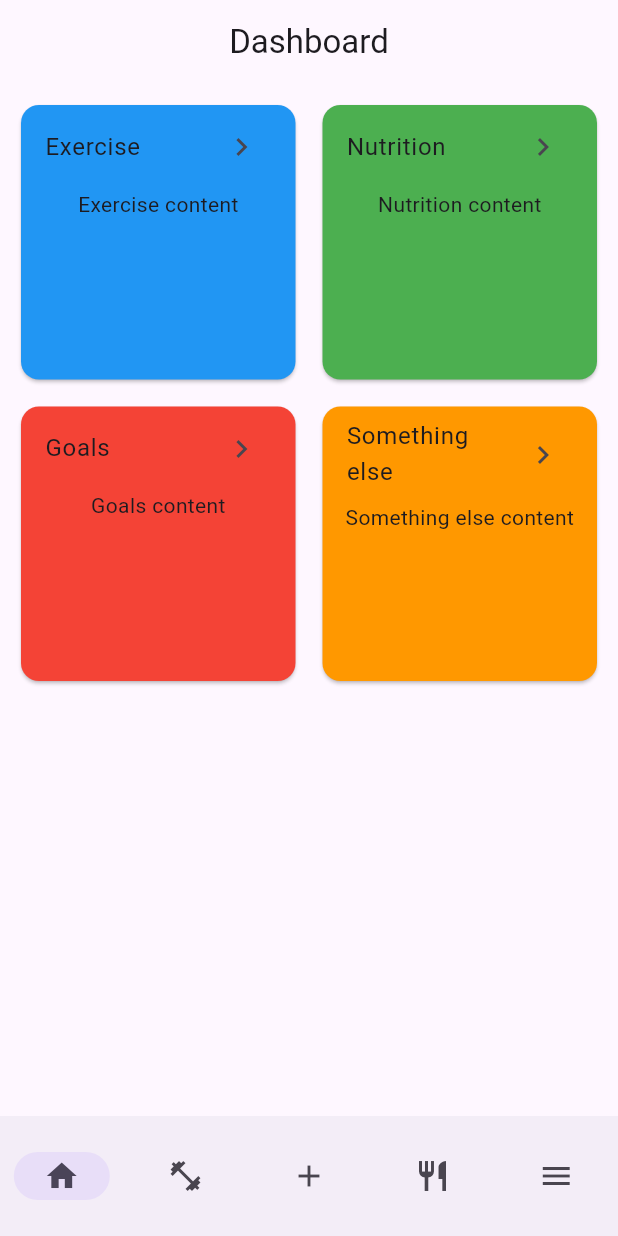
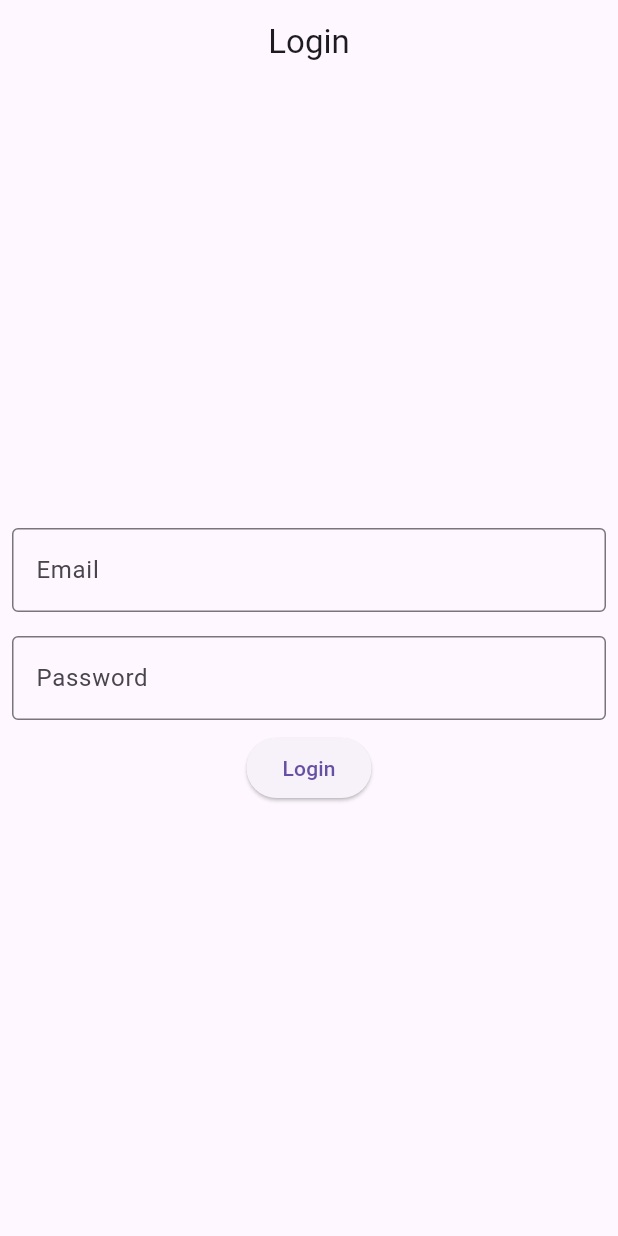
Before and after one commit to Mobile-applikasjoner-gruppe-1/fit_and_healthy, a Flutter app: the screen it shows after launch, on a phone screen of 412 x 824 dp. Run offline on Flutter 3.47's test engine with Material 3 defaults, Android fonts, the phone set to English and light mode, and no system bars; our stand-ins replace firebase_auth, firebase_core, flutter_riverpod, go_router, riverpod_annotation; accounts and stored records are empty; generated files the repository leaves out were written again.

Commit message:
Adds state management for firebase auth and router redirect

```diff
--- a/lib/main.dart
+++ b/lib/main.dart
@@ -1,3 +1,5 @@
+import 'package:firebase_core/firebase_core.dart';
+import 'package:fit_and_healthy/firebase_options.dart';
 import 'package:flutter/material.dart';
 import 'package:flutter_riverpod/flutter_riverpod.dart';
 
@@ -6,6 +8,9 @@ import 'src/features/settings/settings_controller.dart';
 import 'src/features/settings/settings_service.dart';
 
 void main() async {
+  WidgetsFlutterBinding.ensureInitialized();
+  await Firebase.initializeApp(options: DefaultFirebaseOptions.currentPlatform);
+
   // Set up the SettingsController, which will glue user settings to multiple
   // Flutter Widgets.
   final settingsController = SettingsController(SettingsService());
--- a/lib/src/app.dart
+++ b/lib/src/app.dart
@@ -1,12 +1,13 @@
-import 'package:fit_and_healthy/src/app_router.dart';
+import 'package:fit_and_healthy/src/features/app_router/app_router.dart';
 import 'package:flutter/material.dart';
 import 'package:flutter_gen/gen_l10n/app_localizations.dart';
 import 'package:flutter_localizations/flutter_localizations.dart';
+import 'package:flutter_riverpod/flutter_riverpod.dart';
 
 import 'features/settings/settings_controller.dart';
 
 /// The Widget that configures your application.
-class MyApp extends StatelessWidget {
+class MyApp extends ConsumerWidget {
   const MyApp({
     super.key,
     required this.settingsController,
@@ -15,7 +16,9 @@ class MyApp extends StatelessWidget {
   final SettingsController settingsController;
 
   @override
-  Widget build(BuildContext context) {
+  Widget build(BuildContext context, WidgetRef ref) {
+    final appRouter = ref.watch(appRouterProvider);
+
     // Glue the SettingsController to the MaterialApp.
     //
     // The ListenableBuilder Widget listens to the SettingsController for changes.
--- a/lib/src/app_router.dart
+++ /dev/null
@@ -1,82 +0,0 @@
-import 'package:fit_and_healthy/src/features/dashboard/dashboard_appbar.dart';
-import 'package:fit_and_healthy/src/features/dashboard/dashboard_view.dart';
-import 'package:fit_and_healthy/src/features/tabs/tabs_view.dart';
-import 'package:flutter/material.dart';
-import 'package:go_router/go_router.dart';
-
-final _rootNavigatorKey =
-    GlobalKey<NavigatorState>(debugLabel: 'Root Navigator');
-
-PreferredSizeWidget defaultAppBar =
-    AppBar(title: Text('Fit and Healthy'), centerTitle: true);
-
-GoRouter appRouter = GoRouter(
-  navigatorKey: _rootNavigatorKey,
-  routes: [
-    StatefulShellRoute.indexedStack(
-        pageBuilder: (context, state, navigationShell) {
-          PreferredSizeWidget appBar = defaultAppBar;
-          switch (state.fullPath) {
-            case DashboardView.route:
-              appBar = DashboardAppbar;
-              break;
-            case '/exercise':
-              // TODO: Should be defined in a separate file, like DashboardAppbar
-              appBar = AppBar(title: Text('Exercise'), centerTitle: true);
-              break;
-            case '/nutrition':
-              // TODO: Should be defined in a separate file, like DashboardAppbar
-              appBar = AppBar(title: Text('Nutrition'), centerTitle: true);
-              break;
-            case '/something-else':
-              // TODO: Should be defined in a separate file, like DashboardAppbar
-              appBar = AppBar(title: Text('Something else'), centerTitle: true);
-              break;
-            default:
-              appBar = defaultAppBar;
-          }
-
-          return MaterialPage(
-            child: TabsView(
-              navigationShell: navigationShell,
-              appBar: appBar,
-            ),
-          );
-        },
-        branches: [
-          StatefulShellBranch(routes: [
-            GoRoute(
-              path: DashboardView.route,
-              builder: (context, state) => DashboardView(),
-            ),
-          ]),
-          StatefulShellBranch(routes: [
-            GoRoute(
-              path: '/exercise',
-              // TODO: Should be defined in a separate file, like DashboardView
-              builder: (context, state) => Container(
-                child: Text('Exercise'),
-              ),
-            ),
-          ]),
-          StatefulShellBranch(routes: [
-            GoRoute(
-              path: '/nutrition',
-              // TODO: Should be defined in a separate file, like DashboardView
-              builder: (context, state) => Container(
-                child: Text('Nutrition'),
-              ),
-            ),
-          ]),
-          StatefulShellBranch(routes: [
-            GoRoute(
-              path: '/something-else',
-              // TODO: Should be defined in a separate file, like DashboardView
-              builder: (context, state) => Container(
-                child: Text('Something else'),
-              ),
-            ),
-          ])
-        ]),
-  ],
-);
--- /dev/null
+++ b/lib/src/features/app_router/app_router.dart
@@ -0,0 +1,117 @@
+import 'package:fit_and_healthy/src/features/app_router/app_router_redirect.dart';
+import 'package:fit_and_healthy/src/features/auth/auth_repository/firebase_auth_repository.dart';
+import 'package:fit_and_healthy/src/features/auth/login/login_view.dart';
+import 'package:fit_and_healthy/src/utils/stream_listenable.dart';
+import 'package:flutter_riverpod/flutter_riverpod.dart';
+import 'package:riverpod_annotation/riverpod_annotation.dart';
+import 'package:fit_and_healthy/src/features/auth/register/register_view.dart';
+import 'package:fit_and_healthy/src/features/dashboard/dashboard_appbar.dart';
+import 'package:fit_and_healthy/src/features/dashboard/dashboard_view.dart';
+import 'package:fit_and_healthy/src/features/tabs/tabs_view.dart';
+import 'package:flutter/material.dart';
+import 'package:go_router/go_router.dart';
+
+part 'app_router.g.dart';
+
+final _rootNavigatorKey =
+    GlobalKey<NavigatorState>(debugLabel: 'Root Navigator');
+
+PreferredSizeWidget defaultAppBar =
+    AppBar(title: Text('Fit and Healthy'), centerTitle: true);
+
+@riverpod
+GoRouter appRouter(Ref ref) {
+  final auth = ref.watch(authRepositoryProvider);
+  return GoRouter(
+    navigatorKey: _rootNavigatorKey,
+    refreshListenable: StreamListenable(auth.authStateChanges()),
+    redirect: (context, state) =>
+        appRouterRedirectHandler(context, state, auth),
+    routes: [
+      StatefulShellRoute.indexedStack(
+          pageBuilder: (context, state, navigationShell) {
+            PreferredSizeWidget appBar = defaultAppBar;
+            switch (state.fullPath) {
+              case DashboardView.route:
+                appBar = DashboardAppbar;
+                break;
+              case '/exercise':
+                // TODO: Should be defined in a separate file, like DashboardAppbar
+                appBar = AppBar(title: Text('Exercise'), centerTitle: true);
+                break;
+              case '/nutrition':
+                // TODO: Should be defined in a separate file, like DashboardAppbar
+                appBar = AppBar(title: Text('Nutrition'), centerTitle: true);
+                break;
+              case '/something-else':
+                // TODO: Should be defined in a separate file, like DashboardAppbar
+                appBar =
+                    AppBar(title: Text('Something else'), centerTitle: true);
+                break;
+              default:
+                appBar = defaultAppBar;
+            }
+
+            return MaterialPage(
+              child: TabsView(
+                navigationShell: navigationShell,
+                appBar: appBar,
+              ),
+            );
+          },
+          branches: [
+            StatefulShellBranch(routes: [
+              GoRoute(
+                path: DashboardView.route,
+                builder: (context, state) => DashboardView(),
+              ),
+            ]),
+            StatefulShellBranch(routes: [
+              GoRoute(
+                path: '/exercise',
+                // TODO: Should be defined in a separate file, like DashboardView
+                builder: (context, state) => Container(
+                  child: Text('Exercise'),
+                ),
+              ),
+            ]),
+            StatefulShellBranch(routes: [
+              GoRoute(
+                path: '/nutrition',
+                // TODO: Should be defined in a separate file, like DashboardView
+                builder: (context, state) => Container(
+                  child: Text('Nutrition'),
+                ),
+              ),
+            ]),
+            StatefulShellBranch(routes: [
+              GoRoute(
+                path: '/something-else',
+                // TODO: Should be defined in a separate file, like DashboardView
+                builder: (context, state) => Container(
+                  child: Text('Something else'),
+                ),
+              ),
+            ])
+          ]),
+      GoRoute(
+        path: LoginView.route,
+        name: LoginView.routeName,
+        pageBuilder: (context, state) {
+          return MaterialPage(
+            child: LoginView(rd: state.pathParameters['rd']),
+          );
+        },
+      ),
+      GoRoute(
+        path: RegisterView.route,
+        name: RegisterView.routeName,
+        pageBuilder: (context, state) {
+          return MaterialPage(
+            child: RegisterView(rd: state.pathParameters['rd']),
+          );
+        },
+      ),
+    ],
+  );
+}
--- /dev/null
+++ b/lib/src/features/auth/login/login_view.dart
@@ -0,0 +1,70 @@
+import 'package:firebase_auth/firebase_auth.dart' hide EmailAuthProvider;
+import 'package:fit_and_healthy/src/common/styles/sizes.dart';
+import 'package:fit_and_healthy/src/features/dashboard/dashboard_view.dart';
+import 'package:flutter/material.dart';
+import 'package:go_router/go_router.dart';
+
+class LoginView extends StatelessWidget {
+  static const route = '/login';
+  static const routeName = 'login';
+
+  const LoginView({super.key, this.rd});
+
+  final String? rd;
+
+  @override
+  Widget build(BuildContext context) {
+    return StreamBuilder<User?>(
+      stream: FirebaseAuth.instance.authStateChanges(),
+      builder: (context, snapshot) {
+        if (snapshot.hasData) {
+          if (rd != null) {
+            // URL decode rd and redirect to it
+            context.go(Uri.decodeFull(rd!));
+          } else {
+            context.go(DashboardView.route);
+          }
+
+          // TODO: return a loading spinner or similar?
+        }
+
+        return Scaffold(
+          appBar: AppBar(title: Text('Login'), centerTitle: true),
+          body: Center(
+            child: Column(
+              mainAxisAlignment: MainAxisAlignment.center,
+              children: [
+                Padding(
+                  padding: const EdgeInsets.all(Sizes.s100),
+                  child: TextField(
+                    decoration: InputDecoration(
+                      labelText: 'Email',
+                      border: OutlineInputBorder(),
+                    ),
+                    keyboardType: TextInputType.emailAddress,
+                  ),
+                ),
+                Padding(
+                  padding: const EdgeInsets.all(Sizes.s100),
+                  child: TextField(
+                    decoration: InputDecoration(
+                      labelText: 'Password',
+                      border: OutlineInputBorder(),
+                    ),
+                    obscureText: true,
+                  ),
+                ),
+                ElevatedButton(
+                  onPressed: () {
+                    // Handle login logic here
+                  },
+                  child: Text('Login'),
+                ),
+              ],
+            ),
+          ),
+        );
+      },
+    );
+  }
+}
--- a/pubspec.yaml
+++ b/pubspec.yaml
@@ -10,6 +10,7 @@ environment:
   sdk: ^3.5.3
 
 dependencies:
+  firebase_auth: ^5.3.2
   firebase_core: ^3.6.0
   flutter:
     sdk: flutter
```
Also changed, not shown: lib/src/features/app_router/app_router_redirect.dart (added, +30 -0 lines), lib/src/features/auth/app_user_model.dart (added, +27 -0 lines), lib/src/features/auth/auth_repository/firebase_auth_repository.dart (added, +65 -0 lines), lib/src/features/auth/register/register_view.dart (added, +18 -0 lines), lib/src/utils/stream_listenable.dart (added, +23 -0 lines), lib/firebase_options.dart, lib/src/features/app_router/app_router.g.dart (added), lib/src/features/auth/auth_repository/firebase_auth_repository.g.dart (added), pubspec.lock, 5 other files.
